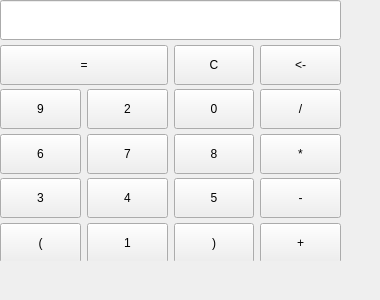
The window that widget.ui (fayedshi/MyCalculator) describes before a commit, drawn with Qt 5.
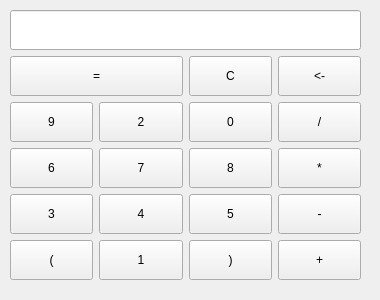
The same window after the commit.

Commit message: add expression check and layout optimization

Diff of the .ui file:
```diff
--- a/widget.ui
+++ b/widget.ui
@@ -30,11 +30,23 @@
     <rect>
      <x>0</x>
      <y>0</y>
-     <width>341</width>
-     <height>261</height>
+     <width>371</width>
+     <height>291</height>
     </rect>
    </property>
    <layout class="QGridLayout" name="gridLayout">
+    <property name="leftMargin">
+     <number>10</number>
+    </property>
+    <property name="topMargin">
+     <number>10</number>
+    </property>
+    <property name="rightMargin">
+     <number>10</number>
+    </property>
+    <property name="bottomMargin">
+     <number>10</number>
+    </property>
     <item row="6" column="0">
      <widget class="QPushButton" name="btnLfBkt">
       <property name="minimumSize">
```
Left out of the diff: 2 changed lines with no effect on the pictures. The commit also changes 2 other files.
